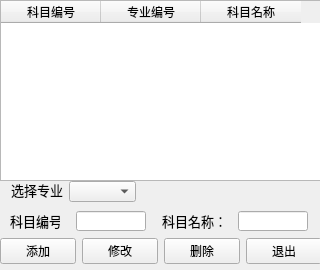
Before: the Qt Designer form BaseSettings/SubjectSettingWindow.ui in huiliyi-lmf/StudentScoreManagement, drawn with Qt 5.
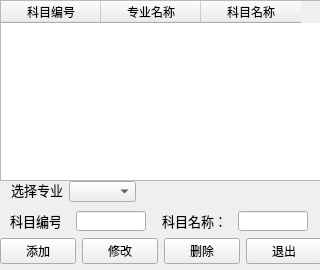
After: the same form once the commit is applied. Icons and pictures are not drawn.

What changed in the file:
```diff
--- a/BaseSettings/SubjectSettingWindow.ui
+++ b/BaseSettings/SubjectSettingWindow.ui
@@ -37,7 +37,7 @@
     </column>
     <column>
      <property name="text">
-      <string>专业编号</string>
+      <string>专业名称</string>
      </property>
     </column>
     <column>
@@ -80,7 +80,7 @@
      <string>选择专业</string>
     </property>
    </widget>
-   <widget class="QWidget" name="">
+   <widget class="QWidget" name="layoutWidget">
     <property name="geometry">
      <rect>
       <x>0</x>
```
